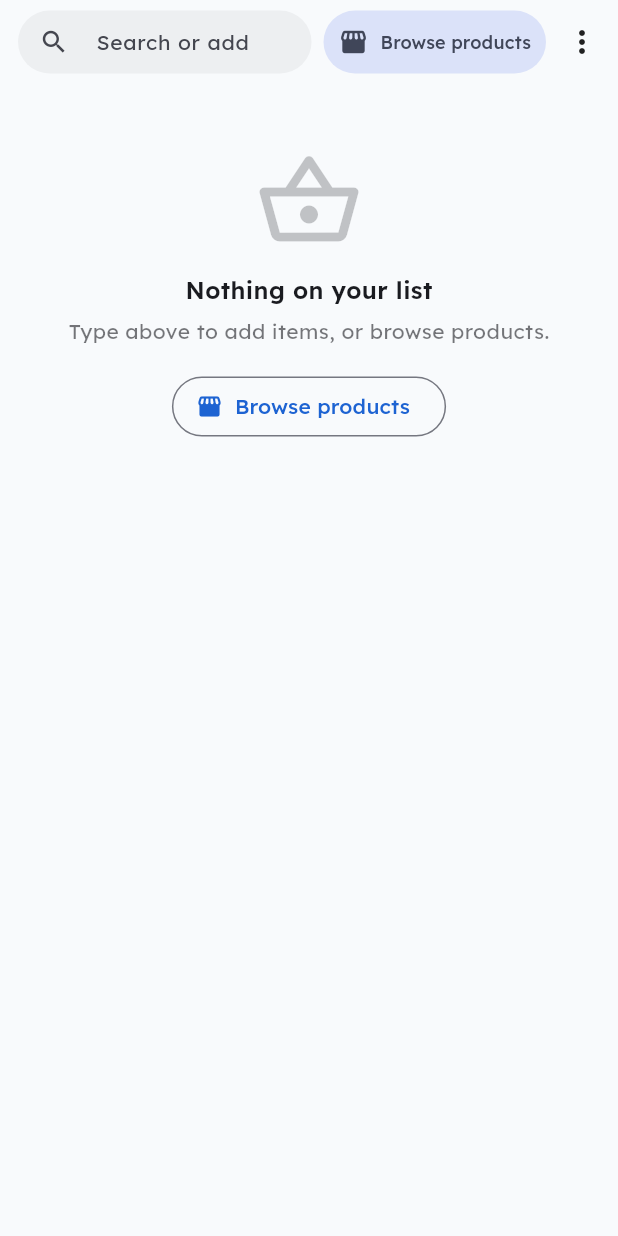
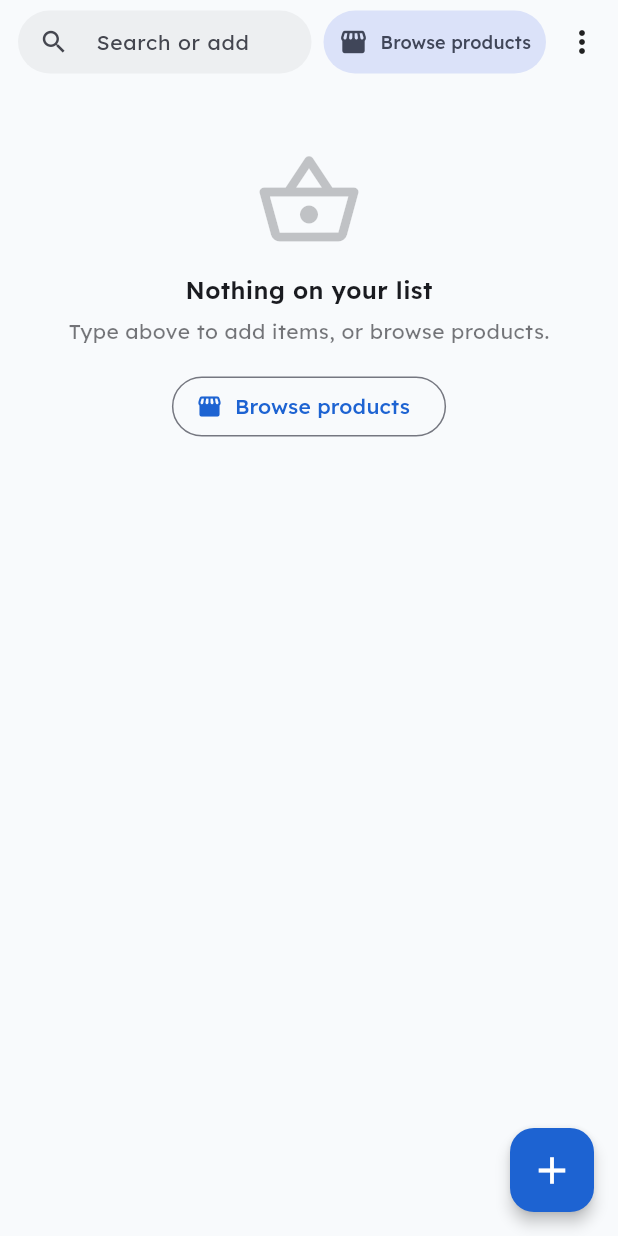
Before and after one commit to mamidivasudev/android-vault-notes, a Flutter app: the GroceryView widget shown alone on an empty page, opened directly, on a phone screen of 412 x 824 dp. Run offline on Flutter 3.47's test engine with Material 3 defaults, Android fonts, the phone set to English and light mode, and no system bars; our stand-ins replace file_picker, flutter_animate, flutter_linkify, flutter_local_notifications, flutter_riverpod, flutter_timezone and 12 more; missing offline and left inert: any_link_preview, cunning_document_scanner, excel, extension_google_sign_in_as_googleapis_auth, google_mlkit_text_recognition, googleapis and 2 more; accounts and stored records are empty.

Commit message:
Notes menu order, time since last service, Grocery add button
- Notes menu: Copy, Share, Delete first, then Lock and the rest
- Mileage: show how long ago the latest service was
- Grocery: + button at the bottom right opens the search box

Co-Authored-By: Claude Opus 5.5 <noreply@anthropic.com>

```diff
--- a/lib/views/grocery_view.dart
+++ b/lib/views/grocery_view.dart
@@ -78,6 +78,10 @@ class _GroceryViewState extends ConsumerState<GroceryView> {
   @override
   void initState() {
     super.initState();
+    // The Add item button hides while the search box is in use.
+    _focus.addListener(() {
+      if (mounted) setState(() {});
+    });
     _input.addListener(() {
       if (!mounted) return;
       // Typing replaces the tabs with suggestions; come back on To buy.
@@ -282,14 +286,36 @@ class _GroceryViewState extends ConsumerState<GroceryView> {
     final bought = items.where((i) => i.isPurchased).toList()
       ..sort((a, b) => (b.purchasedAt ?? b.createdAt).compareTo(a.purchasedAt ?? a.createdAt));
     final typing = _input.text.trim().isNotEmpty;
-
-    return Column(
+    final selecting = ref.watch(selectedGroceryProvider).isNotEmpty || ref.watch(isSelectionModeProvider);
+    final showAdd = !typing && !_focus.hasFocus && !selecting;
+
+    return Stack(
       children: [
-        _buildInput(items, bought),
-        _buildHeader(items, toBuy, bought),
-        Expanded(
-          child: typing ? _buildSuggestions(items) : _buildList(items, toBuy, bought),
+        Column(
+          children: [
+            _buildInput(items, bought),
+            _buildHeader(items, toBuy, bought),
+            Expanded(
+              child: typing ? _buildSuggestions(items) : _buildList(items, toBuy, bought),
+            ),
+          ],
         ),
+        // "+" button like the other tabs: opens the search box, same as tapping it.
+        if (showAdd)
+          Positioned(
+            right: 16,
+            bottom: 16,
+            child: FloatingActionButton(
+              heroTag: 'grocery_add_item',
+              tooltip: 'Add item',
+              elevation: 4,
+              backgroundColor: const Color(0xFF1D63D2),
+              foregroundColor: Colors.white,
+              shape: RoundedRectangleBorder(borderRadius: BorderRadius.circular(16)),
+              onPressed: () => _focus.requestFocus(),
+              child: const Icon(Icons.add, size: 30),
+            ),
+          ),
       ],
     );
   }
@@ -522,7 +548,7 @@ class _GroceryViewState extends ConsumerState<GroceryView> {
         ? Center(child: Text(emptyText, style: TextStyle(color: emptyColor, fontWeight: FontWeight.w600)))
         : ListView(
             keyboardDismissBehavior: ScrollViewKeyboardDismissBehavior.onDrag,
-            padding: const EdgeInsets.only(bottom: 32),
+            padding: const EdgeInsets.only(bottom: 88),
             children: [for (final item in list) row(item)],
           );
 
```
Also changed, not shown: lib/main_helpers.dart (+38 -35 lines), lib/views/mileage_view.dart (+31 -22 lines).
